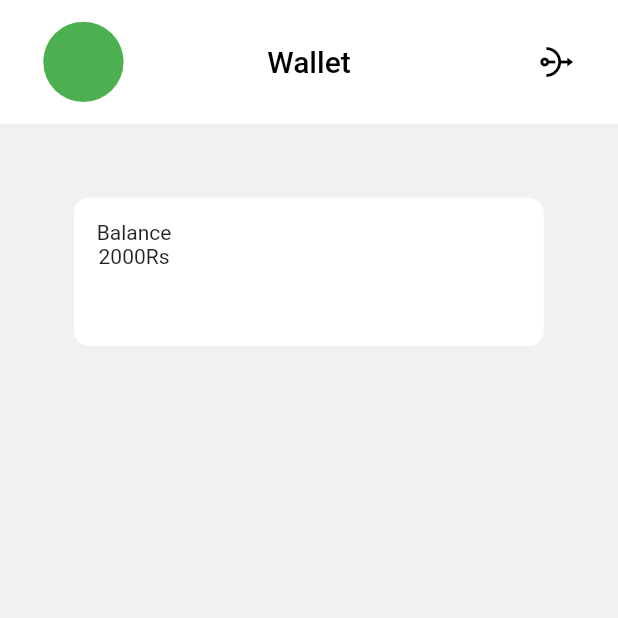
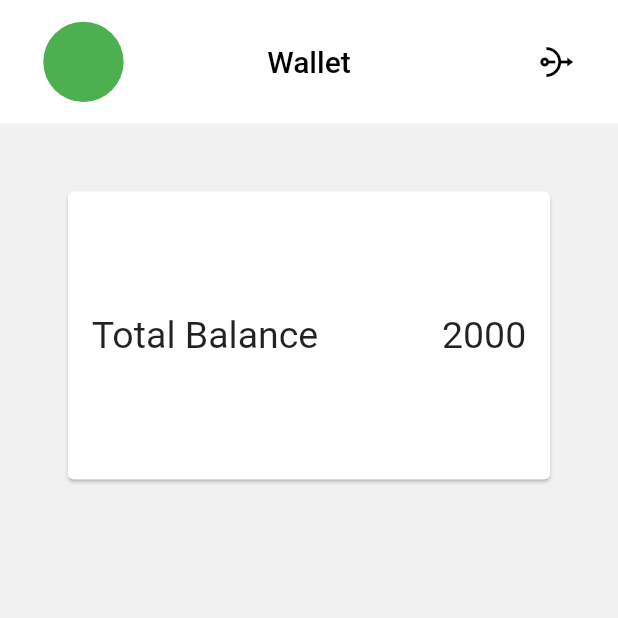
Before and after one commit to Arjunkvl/moneymanager, a Flutter app: the screen it shows after launch, on a phone screen of 412 x 824 dp, the top half of it. Run offline on Flutter 3.47's test engine with Material 2 defaults, Android fonts, the phone set to English and light mode, and no system bars; Roboto replaces fonts that are missing (mono, nano).

Commit message:
created first card

```diff
--- a/lib/Screens/home_screen.dart
+++ b/lib/Screens/home_screen.dart
@@ -1,3 +1,4 @@
+import 'package:flutter/cupertino.dart';
 import 'package:flutter/material.dart';
 
 class Home extends StatelessWidget {
@@ -38,32 +39,29 @@ class Home extends StatelessWidget {
           )
         ],
       ),
-      body: Padding(
-        padding: EdgeInsets.all(MediaQuery.of(context).size.height * 0.06),
-        child: Center(
-          child: Column(
-            children: [
-              Container(
-                alignment: Alignment.topLeft,
-                decoration: const BoxDecoration(
-                    color: Colors.white,
-                    borderRadius: BorderRadius.all(Radius.circular(10))),
-                height: MediaQuery.of(context).size.height * 0.12,
-                width: MediaQuery.of(context).size.width * 1,
-                child: const Padding(
-                  padding: EdgeInsets.all(15),
-                  child: Column(
-                    children: [
-                      Text(
-                        'Balance',
-                        style: TextStyle(fontFamily: 'mono', fontSize: 14),
-                      ),
-                      Text('2000Rs')
-                    ],
+      body: Align(
+        alignment: Alignment.topCenter,
+        child: Padding(
+          padding: EdgeInsets.all(MediaQuery.of(context).size.width * 0.1),
+          child: SizedBox(
+            height: 200,
+            width: MediaQuery.of(context).size.width * 0.9,
+            child: const Card(
+              clipBehavior: Clip.hardEdge,
+              child: Align(
+                alignment: Alignment.center,
+                child: ListTile(
+                  leading: Text(
+                    'Total Balance',
+                    style: TextStyle(fontSize: 25),
+                  ),
+                  trailing: Text(
+                    ' 2000',
+                    style: TextStyle(fontSize: 25),
                   ),
                 ),
               ),
-            ],
+            ),
           ),
         ),
       ),
--- a/lib/main.dart
+++ b/lib/main.dart
@@ -18,7 +18,7 @@ class MyApp extends StatelessWidget {
   Widget build(BuildContext context) {
     return MaterialApp(
       debugShowCheckedModeBanner: false,
-      theme: ThemeData(fontFamily: 'mono'),
+      theme: ThemeData(fontFamily: 'nano'),
       home: const Home(),
     );
   }
```
Also changed, not shown: pubspec.yaml (+5 -8 lines), Fonts/Montserrat-Regular.ttf (deleted), lib/Fonts/UbuntuMono-Regular.ttf (added).
